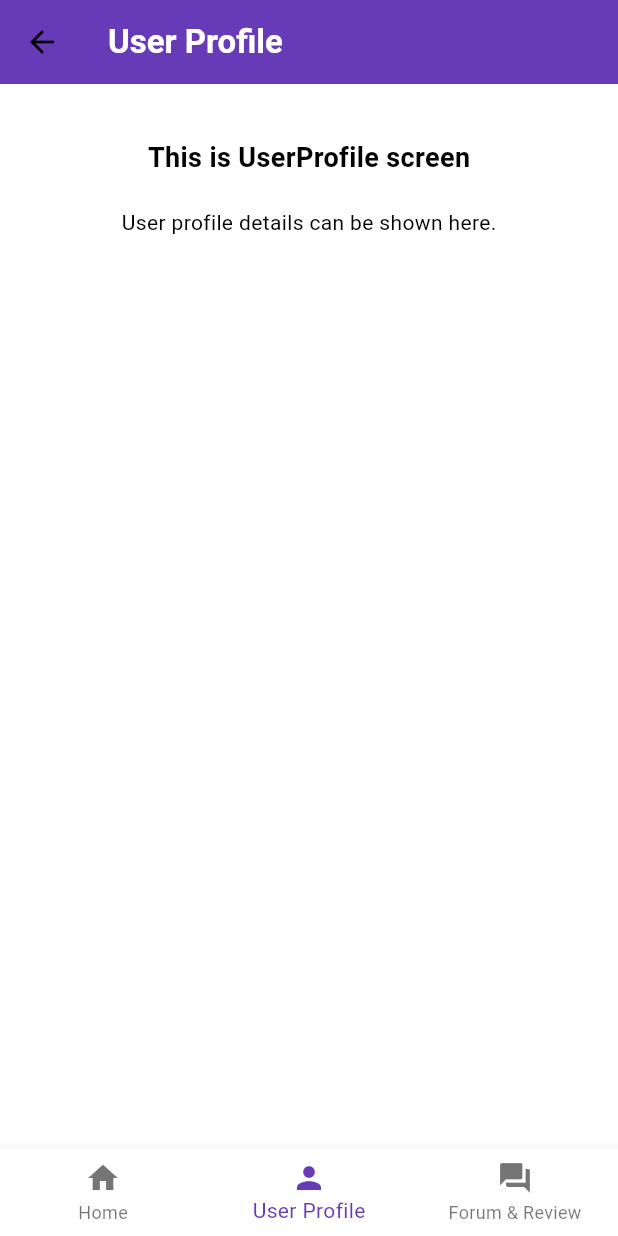
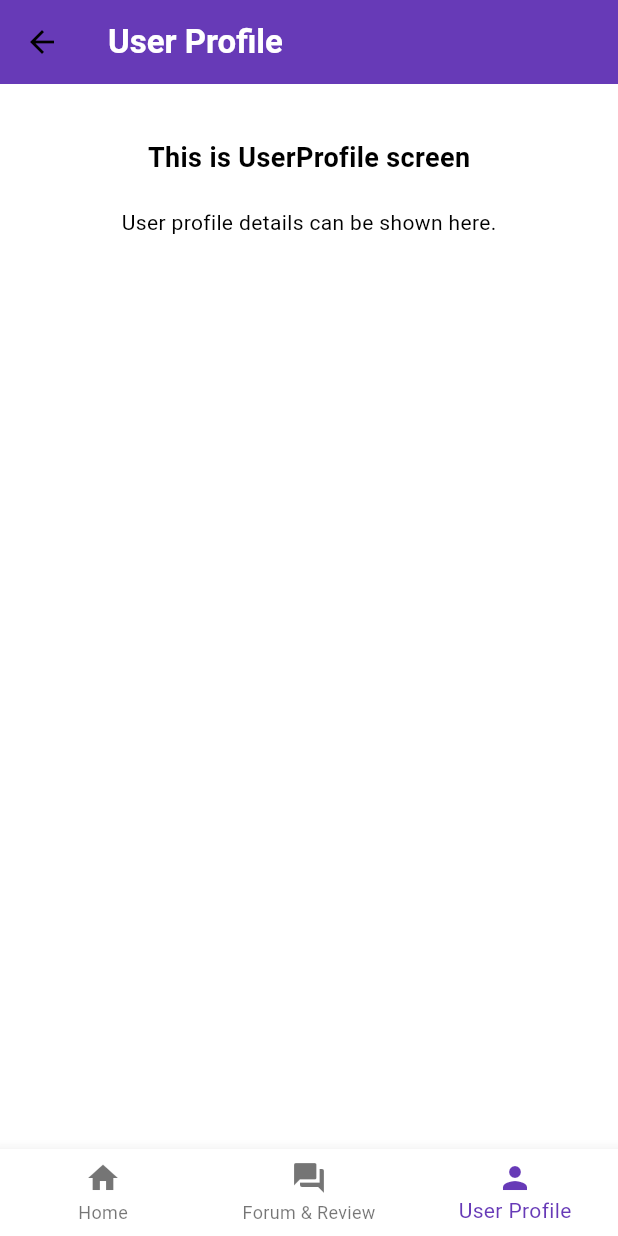
Before and after one commit to pbp-infokan-a-1/lokakarya-mobile, a Flutter app: the ProfileScreen screen opened directly, on a phone screen of 412 x 824 dp. Run offline on Flutter 3.47's test engine with Material 3 defaults, Android fonts, the phone set to English and light mode, and no system bars.

Commit message:
fix tabbar

```diff
--- a/lib/home/menu.dart
+++ b/lib/home/menu.dart
@@ -29,6 +29,11 @@ class _MyHomePageState extends State<MyHomePage> {
 
     // Navigate to Profile screen if the Profile tab is selected
     if (_selectedIndex == 1) {
+      // Handle Forum and Review navigation here
+      ScaffoldMessenger.of(context).showSnackBar(
+        const SnackBar(content: Text("Navigating to Forum and Review...")),
+      );
+    } else if (_selectedIndex == 2) {
       Navigator.push(
         context,
         MaterialPageRoute(builder: (context) => const ProfileScreen()), // Navigate to Profile screen
--- a/lib/home/widgets/bubbletab.dart
+++ b/lib/home/widgets/bubbletab.dart
@@ -22,12 +22,12 @@ class BubbleTabBar extends StatelessWidget {
           label: 'Home',
         ),
         BottomNavigationBarItem(
+          icon: Icon(Icons.forum),
+          label: 'Forum & Review',
+        ),
+        BottomNavigationBarItem(
           icon: Icon(Icons.person),
           label: 'User Profile',
-        ),
-        BottomNavigationBarItem(
-          icon: Icon(Icons.forum),
-          label: 'Forum & Review',
         ),
       ],
     );
--- a/lib/profile/profile.dart
+++ b/lib/profile/profile.dart
@@ -10,7 +10,7 @@ class ProfileScreen extends StatefulWidget {
 }
 
 class _ProfileScreenState extends State<ProfileScreen> {
-  int _selectedIndex = 1; // Profile is selected by default
+  int _selectedIndex = 2; // Profile is selected by default
 
   // Handle tab changes
   void _onTabChange(int index) {
@@ -25,12 +25,12 @@ class _ProfileScreenState extends State<ProfileScreen> {
         MaterialPageRoute(builder: (context) => MyHomePage()), // Navigate to Home
       );
     } else if (_selectedIndex == 1) {
-      // Stay on the profile screen
-    } else if (_selectedIndex == 2) {
       // Handle Forum and Review navigation here
       ScaffoldMessenger.of(context).showSnackBar(
         const SnackBar(content: Text("Navigating to Forum and Review...")),
       );
+    } else if (_selectedIndex == 2) {
+      // Stay on the profile screen
     }
   }
 
```
